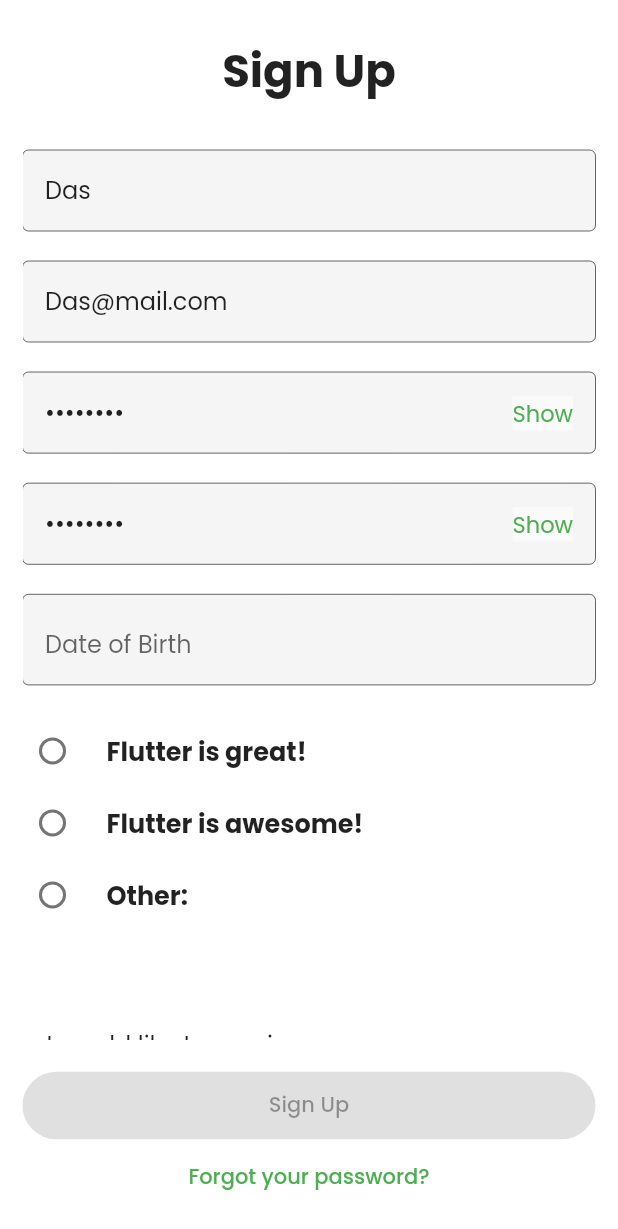
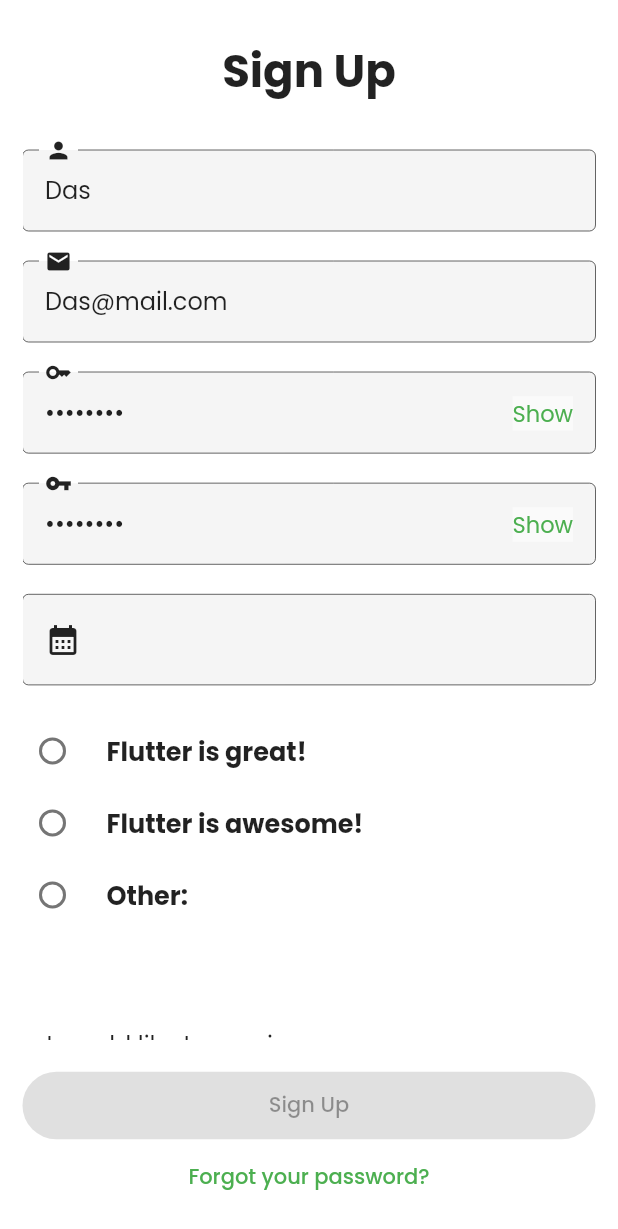
Before and after one commit to saifymatteo/reactive_form_challenge, a Flutter app: the screen it shows after launch, on a phone screen of 412 x 824 dp. Shown: the top 1229 px of the screen. Run offline on Flutter 3.47's test engine with Material 2 defaults, Android fonts, the phone set to English and light mode, and no system bars; drawn by our look-alikes of reactive_forms; our stand-ins replace google_fonts.

Commit message:
added icons

```diff
--- a/lib/views/form_page.dart
+++ b/lib/views/form_page.dart
@@ -87,6 +87,7 @@ class _FormPageState extends State<FormPage> {
                             },
                             decoration: textFieldDecoration(
                               hintText: 'Name',
+                              icon: Icons.person,
                             ),
                           ),
                           const SizedBox(height: 20),
@@ -101,6 +102,7 @@ class _FormPageState extends State<FormPage> {
                             },
                             decoration: textFieldDecoration(
                               hintText: 'Email',
+                              icon: Icons.email,
                             ),
                           ),
                           const SizedBox(height: 20),
@@ -117,6 +119,7 @@ class _FormPageState extends State<FormPage> {
                             },
                             decoration: textFieldDecoration(
                               hintText: 'Password',
+                              icon: Icons.key,
                               suffix: Material(
                                 child: InkWell(
                                   onTap: () {
@@ -147,6 +150,7 @@ class _FormPageState extends State<FormPage> {
                             },
                             decoration: textFieldDecoration(
                               hintText: 'Password again',
+                              icon: Icons.vpn_key,
                               suffix: Material(
                                 child: InkWell(
                                   onTap: () {
@@ -206,6 +210,7 @@ class _FormPageState extends State<FormPage> {
                                 },
                                 decoration: textFieldDecoration(
                                   hintText: 'Date of Birth',
+                                  icon: Icons.calendar_month,
                                   suffix: suffix,
                                 ),
                               );
@@ -234,6 +239,7 @@ class _FormPageState extends State<FormPage> {
                               textInputAction: TextInputAction.next,
                               decoration: textFieldDecoration(
                                 hintText: 'Other',
+                                icon: Icons.text_fields,
                               ),
                             ),
                           ),
@@ -356,10 +362,12 @@ class _FormPageState extends State<FormPage> {
 
   InputDecoration textFieldDecoration({
     String? hintText,
+    IconData? icon,
     Widget? suffix,
   }) {
     return InputDecoration(
       hintText: hintText,
+      label: icon == null ? null : Icon(icon),
       filled: true,
       isCollapsed: true,
       fillColor: Colors.grey[100],
```
